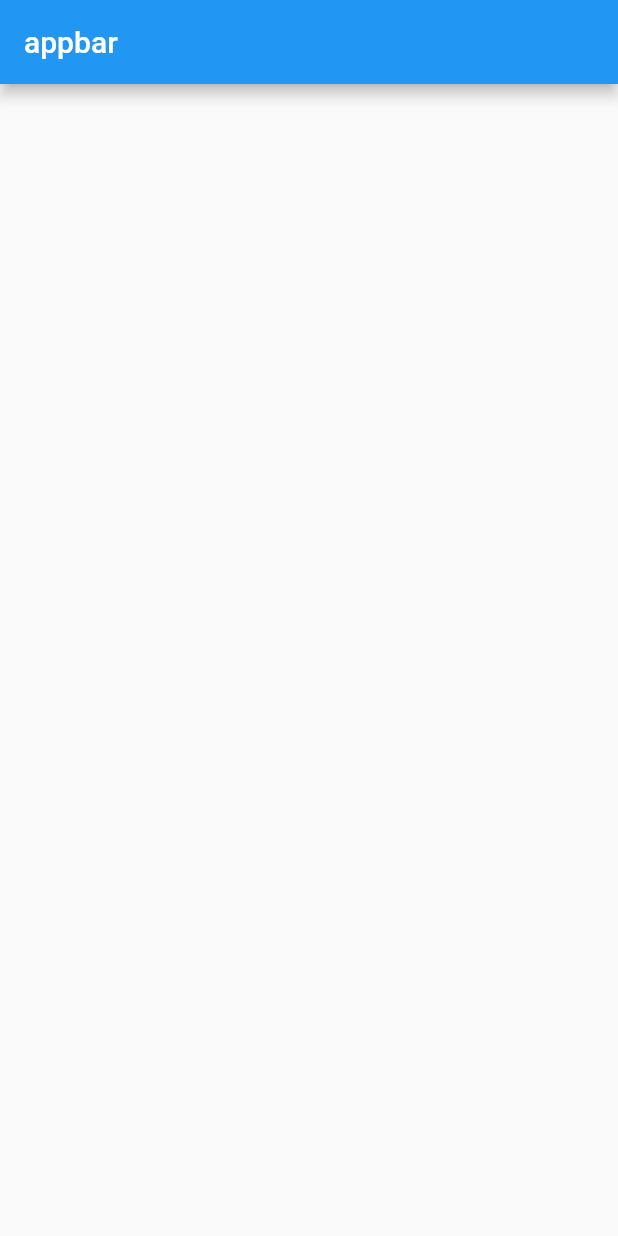
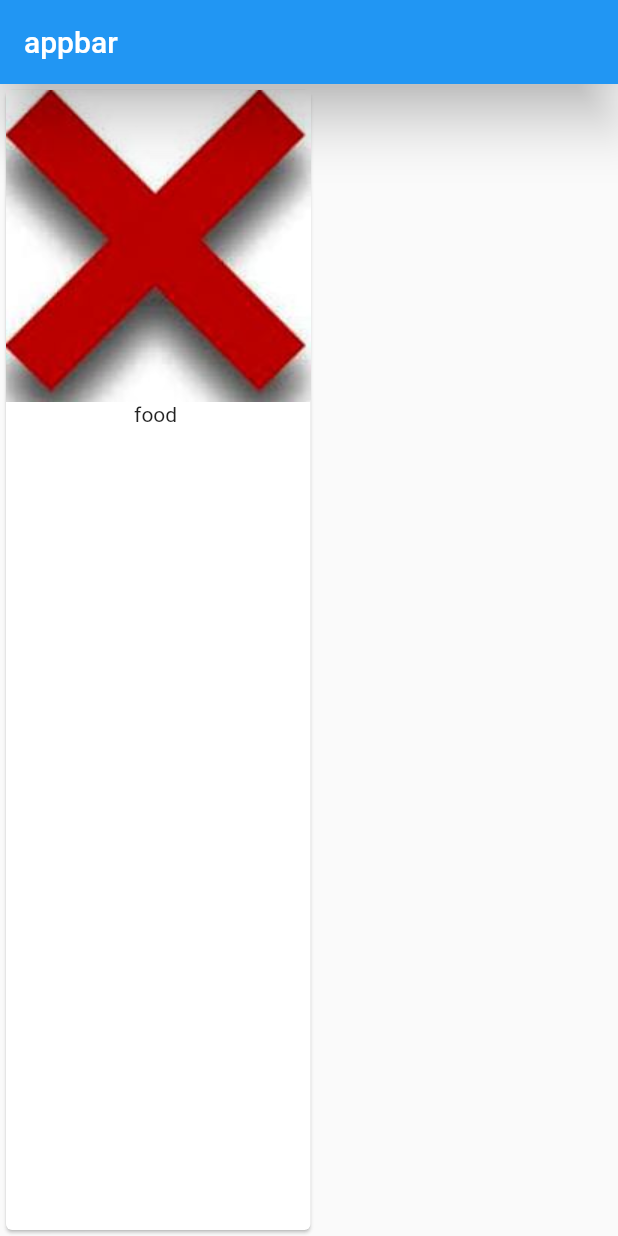
Before and after one commit to akshayyadav76/my_project_fiest, a Flutter app: the screen it shows after launch, on a phone screen of 412 x 824 dp. Run offline on Flutter 3.47's test engine with Material 2 defaults, Android fonts, the phone set to English and light mode, and no system bars.

Commit message:
add image in pubspac.yaml and used in code...

```diff
--- a/lib/main.dart
+++ b/lib/main.dart
@@ -1,15 +1,16 @@
 import 'package:flutter/material.dart';
 
-void main(){
-  runApp(MyApp());
-}
+void main() => runApp(MyApp() );//fat arrow notation
+
 
 
 class MyApp extends StatelessWidget {
   @override
   Widget build(BuildContext context) {
     return MaterialApp(home: Scaffold(
-      appBar: AppBar(title: Text("appbar"),),
+       appBar: AppBar(title: Text("appbar"), elevation: 15, actions: <Widget>[],),
+     // bottomNavigationBar: BottomAppBar(elevation: 20,notchMargin: 22,color: Colors.green,),
+      body: Card(child: Column(children: <Widget>[Image.asset("assets/tac.jpg"),Text("food ")],),),
 
     ),);
   }
--- a/pubspec.yaml
+++ b/pubspec.yaml
@@ -30,15 +30,15 @@ dev_dependencies:
 
 # The following section is specific to Flutter.
 flutter:
-
+  assets:
+  - assets/tac.jpg
   # The following line ensures that the Material Icons font is
   # included with your application, so that you can use the icons in
   # the material Icons class.
   uses-material-design: true
 
   # To add assets to your application, add an assets section, like this:
-  # assets:
-  #  - images/a_dot_burr.jpeg
+
   #  - images/a_dot_ham.jpeg
 
   # An image asset can refer to one or more resolution-specific "variants", see
```
Also changed, not shown: assets/tac.jpg (added).
